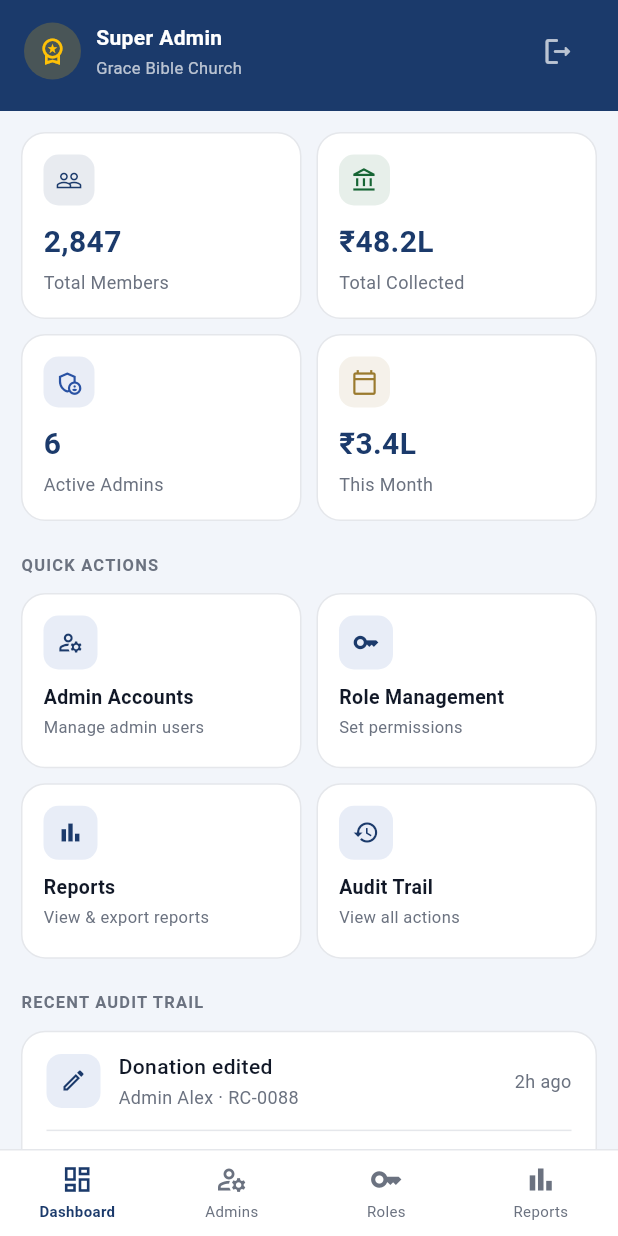
After one commit to RAJ3SHJ/TempleApp, a Flutter app: the SuperAdminDashboardScreen screen opened directly, item 2 of the bottom bar chosen, after a tap on the "arrow back ios new" icon, on a phone screen of 412 x 824 dp. The commit adds this screen. Run offline on Flutter 3.47's test engine with Material 3 defaults, Android fonts, the light colour scheme and no system bars.

Commit message:
Add Module 17 - Super Admin Dashboard

```diff
--- /dev/null
+++ b/lib/screens/admin/admin_accounts_screen.dart
@@ -0,0 +1,37 @@
+import 'package:flutter/material.dart';
+import '../../theme/app_theme.dart';
+
+class AdminAccountsScreen extends StatelessWidget {
+  const AdminAccountsScreen({super.key});
+
+  @override
+  Widget build(BuildContext context) {
+    return Scaffold(
+      backgroundColor: AppTheme.background,
+      body: Column(
+        children: [
+          Container(
+            color: AppTheme.navy,
+            padding: EdgeInsets.only(
+              top: MediaQuery.of(context).padding.top + 10,
+              bottom: 16, left: 16, right: 16,
+            ),
+            child: Row(
+              children: [
+                IconButton(
+                  onPressed: () => Navigator.pop(context),
+                  icon: const Icon(Icons.arrow_back_ios_new_rounded, color: AppTheme.white, size: 20),
+                  padding: EdgeInsets.zero,
+                ),
+                const SizedBox(width: 8),
+                const Text('Admin Accounts',
+                    style: TextStyle(fontSize: 18, fontWeight: FontWeight.w600, color: AppTheme.white)),
+              ],
+            ),
+          ),
+          const Expanded(child: Center(child: Text('Coming in Module 18'))),
+        ],
+      ),
+    );
+  }
+}
--- /dev/null
+++ b/lib/screens/admin/super_admin_dashboard_screen.dart
@@ -0,0 +1,471 @@
+import 'package:flutter/material.dart';
+import '../../theme/app_theme.dart';
+import '../login_screen.dart';
+import 'admin_accounts_screen.dart';
+import 'role_management_screen.dart';
+import 'reports_screen.dart';
+
+class SuperAdminDashboardScreen extends StatefulWidget {
+  const SuperAdminDashboardScreen({super.key});
+
+  @override
+  State<SuperAdminDashboardScreen> createState() => _SuperAdminDashboardScreenState();
+}
+
+class _SuperAdminDashboardScreenState extends State<SuperAdminDashboardScreen> {
+  int _selectedIndex = 0;
+
+  final List<Map<String, dynamic>> _auditLog = [
+    {'action': 'Donation edited', 'admin': 'Admin Alex', 'detail': 'RC-0088', 'time': '2h ago', 'type': 'edit'},
+    {'action': 'Member added', 'admin': 'Admin Sarah', 'detail': 'GBC-00248', 'time': '4h ago', 'type': 'add'},
+    {'action': 'Donation deleted', 'admin': 'Admin Alex', 'detail': 'RC-0079', 'time': 'Yesterday', 'type': 'delete'},
+    {'action': 'Member deactivated', 'admin': 'Admin Raju', 'detail': 'GBC-00201', 'time': '2 days ago', 'type': 'edit'},
+    {'action': 'Category added', 'admin': 'Admin Sarah', 'detail': 'Missions', 'time': '3 days ago', 'type': 'add'},
+  ];
+
+  @override
+  Widget build(BuildContext context) {
+    final isDesktop = MediaQuery.of(context).size.width > 768;
+    return Scaffold(
+      backgroundColor: AppTheme.background,
+      body: isDesktop ? _buildDesktopLayout() : _buildMobileLayout(),
+    );
+  }
+
+  // ── MOBILE ──
+  Widget _buildMobileLayout() {
+    return Column(
+      children: [
+        _buildMobileHeader(),
+        Expanded(child: _buildContent(isDesktop: false)),
+        _buildMobileBottomNav(),
+      ],
+    );
+  }
+
+  Widget _buildMobileHeader() {
+    return Container(
+      color: AppTheme.navy,
+      padding: EdgeInsets.only(
+        top: MediaQuery.of(context).padding.top + 10,
+        bottom: 16, left: 16, right: 16,
+      ),
+      child: Row(
+        children: [
+          Container(
+            width: 38, height: 38,
+            decoration: BoxDecoration(
+              color: Colors.amber.withOpacity(0.2),
+              shape: BoxShape.circle,
+            ),
+            child: const Icon(Icons.workspace_premium_outlined, size: 20, color: Colors.amber),
+          ),
+          const SizedBox(width: 10),
+          const Column(
+            crossAxisAlignment: CrossAxisAlignment.start,
+            children: [
+              Text('Super Admin', style: TextStyle(fontSize: 14, fontWeight: FontWeight.w600, color: AppTheme.white)),
+              Text('Grace Bible Church', style: TextStyle(fontSize: 11, color: Colors.white70)),
+            ],
+          ),
+          const Spacer(),
+          IconButton(
+            onPressed: _showSignOutDialog,
+            icon: const Icon(Icons.logout_rounded, color: Colors.white70, size: 22),
+          ),
+        ],
+      ),
+    );
+  }
+
+  Widget _buildMobileBottomNav() {
+    final items = [
+      {'icon': Icons.dashboard_outlined, 'label': 'Dashboard'},
+      {'icon': Icons.manage_accounts_outlined, 'label': 'Admins'},
+      {'icon': Icons.key_outlined, 'label': 'Roles'},
+      {'icon': Icons.bar_chart_outlined, 'label': 'Reports'},
+    ];
+
+    return Container(
+      decoration: const BoxDecoration(
+        color: AppTheme.white,
+        border: Border(top: BorderSide(color: AppTheme.border)),
+      ),
+      padding: EdgeInsets.only(bottom: MediaQuery.of(context).padding.bottom + 8, top: 8),
+      child: Row(
+        children: List.generate(items.length, (index) {
+          final isActive = _selectedIndex == index;
+          return Expanded(
+            child: GestureDetector(
+              onTap: () {
+                if (index == 1) {
+                  Navigator.push(context, MaterialPageRoute(builder: (_) => AdminAccountsScreen()));
+                } else if (index == 2) {
+                  Navigator.push(context, MaterialPageRoute(builder: (_) => RoleManagementScreen()));
+                } else if (index == 3) {
+                  Navigator.push(context, MaterialPageRoute(builder: (_) => ReportsScreen()));
+                } else {
+                  setState(() => _selectedIndex = index);
+                }
+              },
+              child: Column(
+                mainAxisSize: MainAxisSize.min,
+                children: [
+                  Icon(items[index]['icon'] as IconData, size: 22,
+                      color: isActive ? AppTheme.navy : AppTheme.textSecondary),
+                  const SizedBox(height: 3),
+                  Text(items[index]['label'] as String,
+                      style: TextStyle(fontSize: 10,
+                          fontWeight: isActive ? FontWeight.w600 : FontWeight.w400,
+                          color: isActive ? AppTheme.navy : AppTheme.textSecondary)),
+                ],
+              ),
+            ),
+          );
+        }),
+      ),
+    );
+  }
+
+  // ── DESKTOP ──
+  Widget _buildDesktopLayout() {
+    return Row(
+      children: [
+        _buildDesktopSidebar(),
+        Expanded(child: _buildContent(isDesktop: true)),
+      ],
+    );
+  }
+
+  Widget _buildDesktopSidebar() {
+    final navItems = [
+      {'icon': Icons.dashboard_outlined, 'label': 'Dashboard'},
+      {'icon': Icons.manage_accounts_outlined, 'label': 'Admin Accounts'},
+      {'icon': Icons.key_outlined, 'label': 'Role Management'},
+      {'icon': Icons.bar_chart_outlined, 'label': 'Reports & Export'},
+    ];
+
+    return Container(
+      width: 220,
+      color: AppTheme.navy,
+      child: Column(
+        children: [
+          Container(
+            padding: EdgeInsets.only(
+              top: MediaQuery.of(context).padding.top + 20,
+              bottom: 20, left: 16, right: 16,
+            ),
+            decoration: const BoxDecoration(border: Border(bottom: BorderSide(color: Colors.white12))),
+            child: Column(
+              crossAxisAlignment: CrossAxisAlignment.start,
+              children: [
+                Container(
+                  width: 44, height: 44,
+                  decoration: BoxDecoration(
+                    color: Colors.amber.withOpacity(0.2),
+                    shape: BoxShape.circle,
+                  ),
+                  child: const Icon(Icons.workspace_premium_outlined, size: 22, color: Colors.amber),
+                ),
+                const SizedBox(height: 10),
+                const Text('Super Admin',
+                    style: TextStyle(fontSize: 14, fontWeight: FontWeight.w600, color: AppTheme.white)),
+                const Text('Full Access',
+                    style: TextStyle(fontSize: 11, color: Colors.white54)),
+              ],
+            ),
+          ),
+          Expanded(
+            child: Padding(
+              padding: const EdgeInsets.symmetric(vertical: 12),
+              child: Column(
+                children: navItems.asMap().entries.map((entry) {
+                  final index = entry.key;
+                  final item = entry.value;
+                  final isActive = _selectedIndex == index;
+                  return GestureDetector(
+                    onTap: () {
+                      if (index == 1) {
+                        Navigator.push(context, MaterialPageRoute(builder: (_) => AdminAccountsScreen()));
+                      } else if (index == 2) {
+                        Navigator.push(context, MaterialPageRoute(builder: (_) => RoleManagementScreen()));
+                      } else if (index == 3) {
+                        Navigator.push(context, MaterialPageRoute(builder: (_) => ReportsScreen()));
+                      } else {
+                        setState(() => _selectedIndex = index);
+                      }
+                    },
+                    child: Container(
+                      margin: const EdgeInsets.symmetric(horizontal: 10, vertical: 2),
+                      padding: const EdgeInsets.symmetric(horizontal: 14, vertical: 12),
+                      decoration: BoxDecoration(
+                        color: isActive ? Colors.white.withOpacity(0.15) : Colors.transparent,
+                        borderRadius: BorderRadius.circular(10),
+                        border: Border(left: BorderSide(
+                          color: isActive ? AppTheme.white : Colors.transparent, width: 3)),
+                      ),
+                      child: Row(
+                        children: [
+                          Icon(item['icon'] as IconData, size: 18,
+                              color: isActive ? AppTheme.white : Colors.white60),
+                          const SizedBox(width: 10),
+                          Text(item['label'] as String,
+                              style: TextStyle(fontSize: 14,
+                                  fontWeight: isActive ? FontWeight.w600 : FontWeight.w400,
+                                  color: isActive ? AppTheme.white : Colors.white60)),
+                        ],
+                      ),
+                    ),
+                  );
+                }).toList(),
+              ),
+            ),
+          ),
+          Container(
+            decoration: const BoxDecoration(border: Border(top: BorderSide(color: Colors.white12))),
+            padding: const EdgeInsets.all(12),
+            child: GestureDetector(
+              onTap: _showSignOutDialog,
+              child: Container(
+                padding: const EdgeInsets.symmetric(horizontal: 14, vertical: 12),
+                decoration: BoxDecoration(
+                  color: Colors.white.withOpacity(0.08),
+                  borderRadius: BorderRadius.circular(10),
+                ),
+                child: const Row(
+                  children: [
+                    Icon(Icons.logout_rounded, size: 18, color: Colors.white60),
+                    SizedBox(width: 10),
+                    Text('Sign Out', style: TextStyle(fontSize: 14, color: Colors.white60)),
+                  ],
+                ),
+              ),
+            ),
+          ),
+        ],
+      ),
+    );
+  }
+
+  // ── CONTENT ──
+  Widget _buildContent({required bool isDesktop}) {
+    return SingleChildScrollView(
+      padding: EdgeInsets.all(isDesktop ? 24 : 14),
+      child: Column(
+        crossAxisAlignment: CrossAxisAlignment.start,
+        children: [
+          if (isDesktop) ...[
+            const Text('Super Admin Dashboard',
+                style: TextStyle(fontSize: 24, fontWeight: FontWeight.w700, color: AppTheme.navy)),
+            const SizedBox(height: 4),
+            const Text('Full system access and control',
+                style: TextStyle(fontSize: 14, color: AppTheme.textSecondary)),
+            const SizedBox(height: 24),
+          ],
+          _buildStatsGrid(isDesktop: isDesktop),
+          const SizedBox(height: 20),
+          _buildSectionLabel('Quick Actions'),
+          const SizedBox(height: 10),
+          _buildQuickActions(isDesktop: isDesktop),
+          const SizedBox(height: 20),
+          _buildSectionLabel('Recent Audit Trail'),
+          const SizedBox(height: 10),
+          _buildAuditTrail(),
+        ],
+      ),
+    );
+  }
+
+  Widget _buildSectionLabel(String label) {
+    return Text(label.toUpperCase(),
+        style: const TextStyle(fontSize: 11, fontWeight: FontWeight.w600,
+            color: AppTheme.textSecondary, letterSpacing: 0.8));
+  }
+
+  Widget _buildStatsGrid({required bool isDesktop}) {
+    final stats = [
+      {'label': 'Total Members', 'value': '2,847', 'icon': Icons.people_outline, 'color': AppTheme.navy},
+      {'label': 'Total Collected', 'value': '₹48.2L', 'icon': Icons.account_balance_outlined, 'color': AppTheme.success},
+      {'label': 'Active Admins', 'value': '6', 'icon': Icons.admin_panel_settings_outlined, 'color': AppTheme.navyMid},
+      {'label': 'This Month', 'value': '₹3.4L', 'icon': Icons.calendar_today_outlined, 'color': AppTheme.gold},
+    ];
+
+    return GridView.builder(
+      shrinkWrap: true,
+      physics: const NeverScrollableScrollPhysics(),
+      gridDelegate: SliverGridDelegateWithFixedCrossAxisCount(
+        crossAxisCount: isDesktop ? 4 : 2,
+        crossAxisSpacing: 10, mainAxisSpacing: 10,
+        childAspectRatio: isDesktop ? 1.8 : 1.5,
+      ),
+      itemCount: stats.length,
+      itemBuilder: (context, index) {
+        final stat = stats[index];
+        return Container(
+          padding: const EdgeInsets.all(14),
+          decoration: BoxDecoration(
+            color: AppTheme.white,
+            borderRadius: BorderRadius.circular(16),
+            border: Border.all(color: AppTheme.border),
+          ),
+          child: Column(
+            crossAxisAlignment: CrossAxisAlignment.start,
+            children: [
+              Container(
+                width: 34, height: 34,
+                decoration: BoxDecoration(
+                  color: (stat['color'] as Color).withOpacity(0.1),
+                  borderRadius: BorderRadius.circular(10),
+                ),
+                child: Icon(stat['icon'] as IconData, size: 18, color: stat['color'] as Color),
+              ),
+              const Spacer(),
+              Text(stat['value'] as String,
+                  style: const TextStyle(fontSize: 20, fontWeight: FontWeight.w700, color: AppTheme.navy)),
+              const SizedBox(height: 2),
+              Text(stat['label'] as String,
+                  style: const TextStyle(fontSize: 12, color: AppTheme.textSecondary)),
+            ],
+          ),
+        );
+      },
+    );
+  }
+
+  Widget _buildQuickActions({required bool isDesktop}) {
+    final actions = [
+      {'icon': Icons.manage_accounts_outlined, 'label': 'Admin Accounts', 'desc': 'Manage admin users'},
+      {'icon': Icons.key_outlined, 'label': 'Role Management', 'desc': 'Set permissions'},
+      {'icon': Icons.bar_chart_outlined, 'label': 'Reports', 'desc': 'View & export reports'},
+      {'icon': Icons.history_outlined, 'label': 'Audit Trail', 'desc': 'View all actions'},
+    ];
+
+    return GridView.builder(
+      shrinkWrap: true,
+      physics: const NeverScrollableScrollPhysics(),
+      gridDelegate: SliverGridDelegateWithFixedCrossAxisCount(
+        crossAxisCount: isDesktop ? 4 : 2,
+        crossAxisSpacing: 10, mainAxisSpacing: 10,
+        childAspectRatio: isDesktop ? 2 : 1.6,
+      ),
+      itemCount: actions.length,
+      itemBuilder: (context, index) {
+        final action = actions[index];
+        return GestureDetector(
+          onTap: () {
+            if (index == 0) Navigator.push(context, MaterialPageRoute(builder: (_) => AdminAccountsScreen()));
+            if (index == 1) Navigator.push(context, MaterialPageRoute(builder: (_) => RoleManagementScreen()));
+            if (index == 2) Navigator.push(context, MaterialPageRoute(builder: (_) => ReportsScreen()));
+          },
+          child: Container(
+            padding: const EdgeInsets.all(14),
+            decoration: BoxDecoration(
+              color: AppTheme.white,
+              borderRadius: BorderRadius.circular(16),
+              border: Border.all(color: AppTheme.border),
+            ),
+            child: Column(
+              crossAxisAlignment: CrossAxisAlignment.start,
+              children: [
+                Container(
+                  width: 36, height: 36,
+                  decoration: BoxDecoration(color: AppTheme.navyLight, borderRadius: BorderRadius.circular(10)),
+                  child: Icon(action['icon'] as IconData, size: 18, color: AppTheme.navy),
+                ),
+                const SizedBox(height: 8),
+                Text(action['label'] as String,
+                    style: const TextStyle(fontSize: 13, fontWeight: FontWeight.w600, color: AppTheme.textPrimary)),
+                Text(action['desc'] as String,
+                    style: const TextStyle(fontSize: 11, color: AppTheme.textSecondary)),
+              ],
+            ),
+          ),
+        );
+      },
+    );
+  }
+
+  Widget _buildAuditTrail() {
+    return Container(
+      decoration: BoxDecoration(
+        color: AppTheme.white,
+        borderRadius: BorderRadius.circular(16),
+        border: Border.all(color: AppTheme.border),
+      ),
+      child: Column(
+        children: _auditLog.asMap().entries.map((entry) {
+          final isLast = entry.key == _auditLog.length - 1;
+          final log = entry.value;
+          final isAdd = log['type'] == 'add';
+          final isDelete = log['type'] == 'delete';
+          return Column(
+            children: [
+              Padding(
+                padding: const EdgeInsets.symmetric(horizontal: 16, vertical: 12),
+                child: Row(
+                  children: [
+                    Container(
+                      width: 36, height: 36,
+                      decoration: BoxDecoration(
+                        color: isAdd ? AppTheme.successLight : isDelete ? AppTheme.errorLight : AppTheme.navyLight,
+                        borderRadius: BorderRadius.circular(10),
+                      ),
+                      child: Icon(
+                        isAdd ? Icons.add_rounded : isDelete ? Icons.delete_outline_rounded : Icons.edit_outlined,
+                        size: 18,
+                        color: isAdd ? AppTheme.success : isDelete ? AppTheme.error : AppTheme.navy,
+                      ),
+                    ),
+                    const SizedBox(width: 12),
+                    Expanded(
+                      child: Column(
+                        crossAxisAlignment: CrossAxisAlignment.start,
+                        children: [
+                          Text(log['action'] as String,
+                              style: const TextStyle(fontSize: 14, fontWeight: FontWeight.w500, color: AppTheme.textPrimary)),
+                          Text('${log['admin']} · ${log['detail']}',
+                              style: const TextStyle(fontSize: 12, color: AppTheme.textSecondary)),
+                        ],
+                      ),
+                    ),
+                    Text(log['time'] as String,
+                        style: const TextStyle(fontSize: 12, color: AppTheme.textSecondary)),
+                  ],
+                ),
+              ),
+              if (!isLast) const Divider(height: 1, indent: 16, endIndent: 16, color: AppTheme.border),
+            ],
+          );
+        }).toList(),
+      ),
+    );
+  }
+
+  void _showSignOutDialog() {
+    showDialog(
+      context: context,
+      builder: (context) => AlertDialog(
+        shape: RoundedRectangleBorder(borderRadius: BorderRadius.circular(16)),
+        title: const Text('Sign Out', style: TextStyle(fontSize: 18, fontWeight: FontWeight.w600)),
+        content: const Text('Are you sure you want to sign out?',
+            style: TextStyle(fontSize: 14, color: AppTheme.textSecondary)),
+        actions: [
+          TextButton(
+            onPressed: () => Navigator.pop(context),
+            child: const Text('Cancel', style: TextStyle(color: AppTheme.textSecondary)),
+          ),
+          ElevatedButton(
+            onPressed: () => Navigator.pushAndRemoveUntil(context,
+                MaterialPageRoute(builder: (_) => const LoginScreen()), (route) => false),
+            style: ElevatedButton.styleFrom(
+              backgroundColor: AppTheme.error,
+              minimumSize: const Size(80, 38),
+              shape: RoundedRectangleBorder(borderRadius: BorderRadius.circular(10)),
+            ),
+            child: const Text('Sign Out'),
+          ),
+        ],
+      ),
+    );
+  }
+}
```
Also changed, not shown: lib/screens/admin/admin_login_screen.dart (+17 -5 lines), lib/screens/admin/reports_screen.dart (added, +37 -0 lines), lib/screens/admin/role_management_screen.dart (added, +37 -0 lines).
